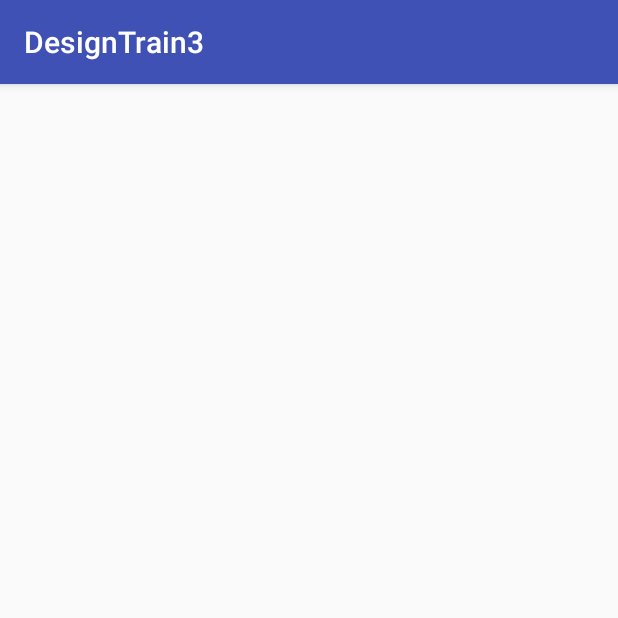
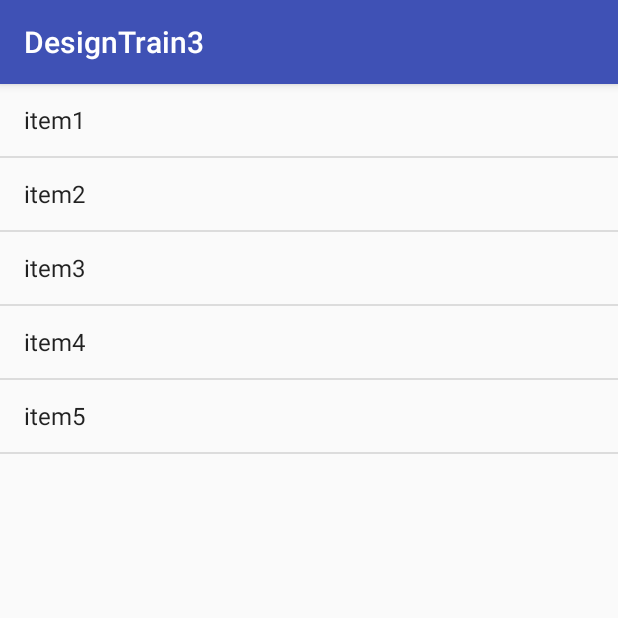
Before and after one commit to yamamoto7/java---android-app-train, an Android app: the screen it shows after launch (ListViewActivity), after a tap on "LIST", on a phone screen of 412 x 824 dp, the top half of it. Run offline under Robolectric (Android 15) with nearby library versions, the phone set to English and light mode, and no system bars.

Commit message:
add list view page

```diff
--- a/DesignTrain3/app/src/main/AndroidManifest.xml
+++ b/DesignTrain3/app/src/main/AndroidManifest.xml
@@ -16,8 +16,9 @@
                 <category android:name="android.intent.category.LAUNCHER" />
             </intent-filter>
         </activity>
-        <activity android:name=".ListViewActivity">
-
+        <activity
+            android:name=".ListViewActivity"
+            android:label="@string/app_name">
         </activity>
     </application>
 
--- a/DesignTrain3/app/src/main/java/com/example/k7287/designtrain3/ListViewActivity.java
+++ b/DesignTrain3/app/src/main/java/com/example/k7287/designtrain3/ListViewActivity.java
@@ -2,10 +2,27 @@ package com.example.k7287.designtrain3;
 
 import android.os.Bundle;
 import android.support.v7.app.AppCompatActivity;
+import android.widget.ArrayAdapter;
+import android.widget.ListAdapter;
+import android.widget.ListView;
+
+import java.util.ArrayList;
 
 public class ListViewActivity extends AppCompatActivity {
-    protected void onCreated(Bundle bundle){
+    @Override
+    protected void onCreate(Bundle bundle){
         super.onCreate(bundle);
         setContentView(R.layout.list_view);
+
+        ListView listView = (ListView) findViewById(R.id.listView);
+
+        // アダプタの作成
+        ListAdapter adapter = new ArrayAdapter<String>(this,
+                android.R.layout.simple_list_item_1, items);
+        // アダプタの設定
+        listView.setAdapter(adapter);
     }
+
+    // ListViewに表示させる文字列
+    private static String[] items = new String[] { "item1", "item2", "item3", "item4", "item5" };
 }
--- a/DesignTrain3/app/src/main/java/com/example/k7287/designtrain3/MainActivity.java
+++ b/DesignTrain3/app/src/main/java/com/example/k7287/designtrain3/MainActivity.java
@@ -9,8 +9,8 @@ import android.widget.Button;
 public class MainActivity extends AppCompatActivity {
 
     @Override
-    protected void onCreate(Bundle savedInstanceState) {
-        super.onCreate(savedInstanceState);
+    protected void onCreate(Bundle bundle) {
+        super.onCreate(bundle);
         setContentView(R.layout.activity_main);
 
         Button listButton = (Button)findViewById(R.id.list_view);
--- a/DesignTrain3/app/src/main/res/layout/activity_main.xml
+++ b/DesignTrain3/app/src/main/res/layout/activity_main.xml
@@ -19,6 +19,10 @@
             android:layout_height="wrap_content"
             android:id="@+id/grid_view"
             android:text="grid"/>
+        <TextView
+            android:layout_width="match_parent"
+            android:layout_height="match_parent"
+            android:text="aaa"/>
     </LinearLayout>
 
 </android.support.constraint.ConstraintLayout>
--- a/DesignTrain3/app/src/main/res/layout/list_view.xml
+++ b/DesignTrain3/app/src/main/res/layout/list_view.xml
@@ -1,19 +1,18 @@
 <?xml version="1.0" encoding="utf-8"?>
 <android.support.constraint.ConstraintLayout
-    xmlns:android="http://schemas.android.com/apk/res/android" android:layout_width="match_parent"
+    xmlns:android="http://schemas.android.com/apk/res/android"
+    xmlns:tools="http://schemas.android.com/tools"
+    android:layout_width="match_parent"
     android:layout_height="match_parent">
 
     <LinearLayout
-        android:layout_width="wrap_content"
-        android:layout_height="wrap_content">
-        <Button
-            android:layout_width="wrap_content"
-            android:layout_height="wrap_content"
-            android:text="list"/>
-        <Button
-            android:layout_width="wrap_content"
-            android:layout_height="wrap_content"
-            android:text="grid"/>
+        android:layout_width="fill_parent"
+        android:layout_height="fill_parent">
+        <ListView
+            android:id="@+id/listView"
+            android:layout_width="fill_parent"
+            android:layout_height="fill_parent"
+            tools:layout_editor_absoluteX="8dp"
+            tools:layout_editor_absoluteY="8dp" />
     </LinearLayout>
-
 </android.support.constraint.ConstraintLayout>
--- a/DesignTrain3/app/src/main/res/values/styles.xml
+++ b/DesignTrain3/app/src/main/res/values/styles.xml
@@ -1,7 +1,7 @@
 <resources>
 
     <!-- Base application theme. -->
-    <style name="AppTheme" parent="Theme.AppCompat.Light.DarkActionBar">
+    <style name="AppTheme" parent="Base.Theme.AppCompat.Light.DarkActionBar">
         <!-- Customize your theme here. -->
         <item name="colorPrimary">@color/colorPrimary</item>
         <item name="colorPrimaryDark">@color/colorPrimaryDark</item>
```
